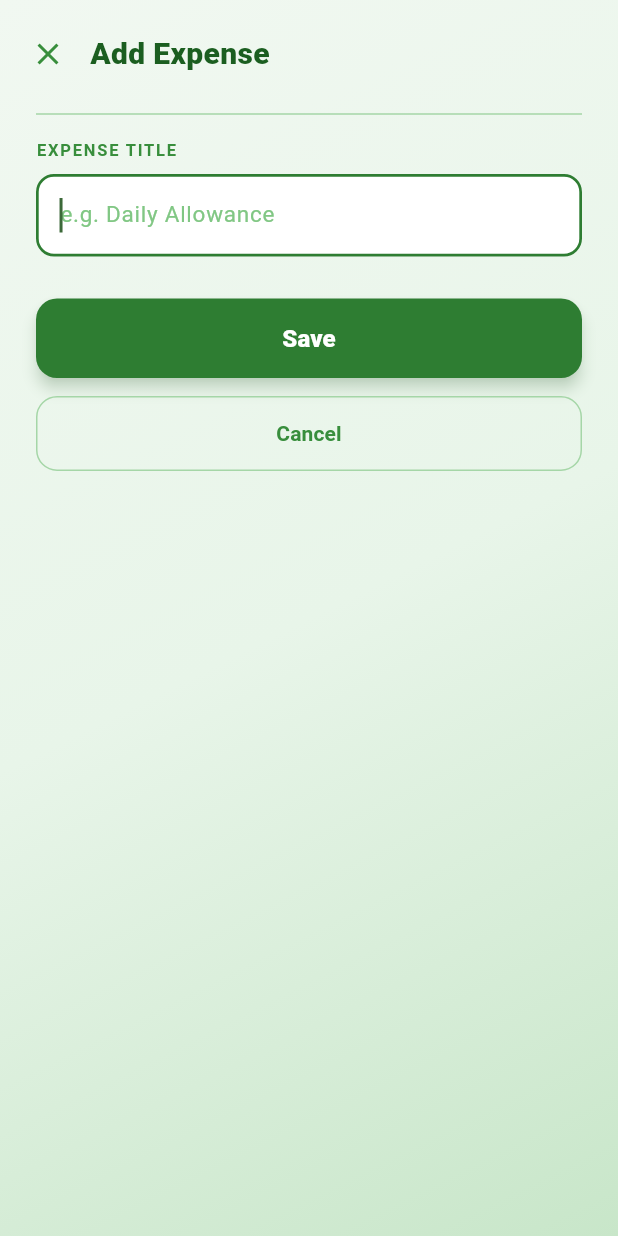
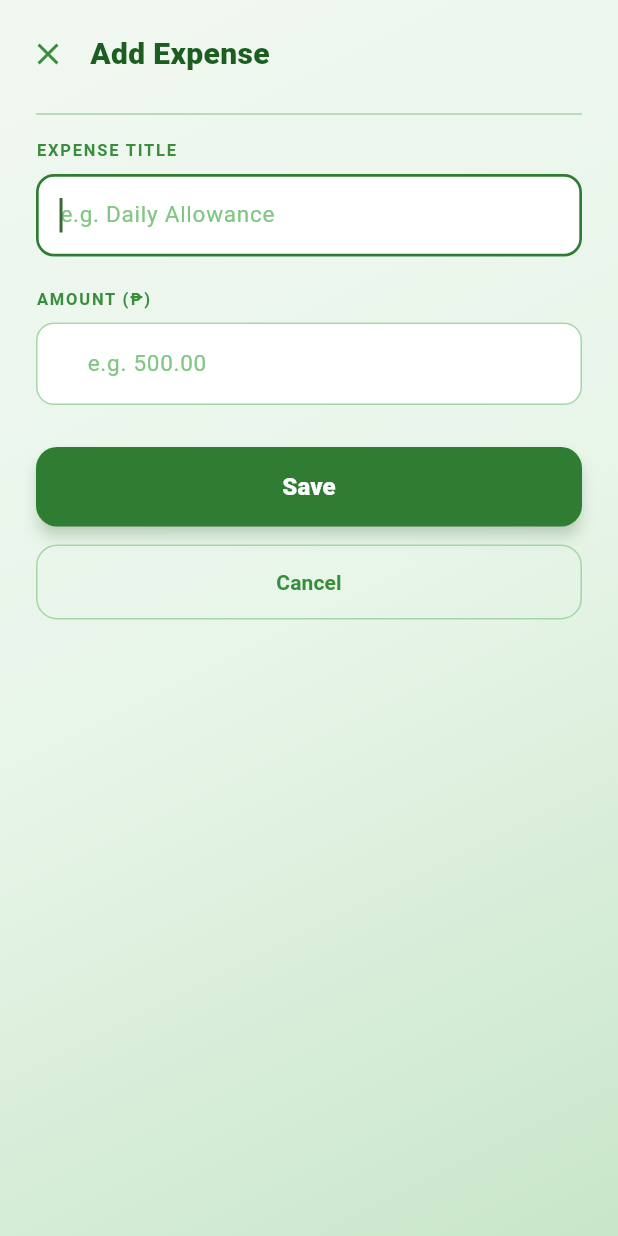
Before and after one commit to Shen-is-pretty/week4_NavTask_SALCEDO, a Flutter app: the screen it shows after launch, after a tap on the "add" icon, on a phone screen of 412 x 824 dp. Run offline on Flutter 3.47's test engine with Material 3 defaults, Android fonts, the phone set to English and light mode, and no system bars.

Commit message:
Second Commit

```diff
--- /dev/null
+++ b/lib/models/Expense.dart
@@ -0,0 +1,13 @@
+class Expense {
+  final String title;
+  final double amount;
+
+  Expense({required this.title, required this.amount});
+
+  Expense copyWith({String? title, double? amount}) {
+    return Expense(
+      title: title ?? this.title,
+      amount: amount ?? this.amount,
+    );
+  }
+}
--- a/lib/screens/add_expense_page.dart
+++ b/lib/screens/add_expense_page.dart
@@ -1,29 +1,75 @@
 import 'package:flutter/material.dart';
+import 'package:flutter_expensenav/models/expense.dart';
 
 class AddExpensePage extends StatefulWidget {
-  const AddExpensePage({super.key});
+  final Expense? existing; // null = Add mode, non-null = Edit mode
+
+  const AddExpensePage({super.key, this.existing});
 
   @override
   State<AddExpensePage> createState() => _AddExpensePageState();
 }
 
 class _AddExpensePageState extends State<AddExpensePage> {
-  final TextEditingController _titleController = TextEditingController();
-  String? _errorMessage;
+  late final TextEditingController _titleController;
+  late final TextEditingController _amountController;
+  String? _titleError;
+  String? _amountError;
+
+  bool get _isEditMode => widget.existing != null;
+
+  @override
+  void initState() {
+    super.initState();
+    _titleController = TextEditingController(text: widget.existing?.title ?? '');
+    _amountController = TextEditingController(
+      text: widget.existing != null
+          ? widget.existing!.amount.toStringAsFixed(2)
+          : '',
+    );
+  }
 
   @override
   void dispose() {
     _titleController.dispose();
+    _amountController.dispose();
     super.dispose();
   }
 
   void _save() {
     final title = _titleController.text.trim();
+    final amountText = _amountController.text.trim();
+
+    String? titleErr;
+    String? amountErr;
+
     if (title.isEmpty) {
-      setState(() => _errorMessage = 'Expense title cannot be empty.');
+      titleErr = 'Expense title cannot be empty.';
+    }
+
+    if (amountText.isEmpty) {
+      amountErr = 'Amount cannot be empty.';
+    } else {
+      final parsed = double.tryParse(amountText);
+      if (parsed == null) {
+        amountErr = 'Please enter a valid number.';
+      } else if (parsed <= 0) {
+        amountErr = 'Amount must be greater than 0.';
+      }
+    }
+
+    if (titleErr != null || amountErr != null) {
+      setState(() {
+        _titleError = titleErr;
+        _amountError = amountErr;
+      });
       return;
     }
-    Navigator.pop(context, title);
+
+    Navigator.pop(
+      context,
+      Expense(title: title, amount: double.parse(amountText)),
+    );
   }
 
   void _cancel() => Navigator.pop(context, null);
@@ -47,8 +93,7 @@ class _AddExpensePageState extends State<AddExpensePage> {
           child: Column(
             crossAxisAlignment: CrossAxisAlignment.start,
             children: [
-
-              // ── Header ──────────────────────────────────────
+              // Header
               Padding(
                 padding: const EdgeInsets.fromLTRB(8, 12, 24, 0),
                 child: Row(
@@ -58,9 +103,9 @@ class _AddExpensePageState extends State<AddExpensePage> {
                       onPressed: _cancel,
                     ),
                     const SizedBox(width: 4),
-                    const Text(
-                      'Add Expense',
-                      style: TextStyle(
+                    Text(
+                      _isEditMode ? 'Edit Expense' : 'Add Expense',
+                      style: const TextStyle(
                         color: Color(0xFF1b5e20),
                         fontSize: 20,
                         fontWeight: FontWeight.w800,
@@ -75,12 +120,13 @@ class _AddExpensePageState extends State<AddExpensePage> {
                 child: Divider(color: Color(0xFFa5d6a7), thickness: 1),
               ),
 
-              // ── Form ────────────────────────────────────────
+              // Form
               Padding(
                 padding: const EdgeInsets.symmetric(horizontal: 24),
                 child: Column(
                   crossAxisAlignment: CrossAxisAlignment.stretch,
                   children: [
+                    // Title field
                     const Text(
                       'EXPENSE TITLE',
                       style: TextStyle(
@@ -91,16 +137,15 @@ class _AddExpensePageState extends State<AddExpensePage> {
                       ),
                     ),
                     const SizedBox(height: 8),
-
                     TextField(
                       controller: _titleController,
-                      autofocus: true,
+                      autofocus: !_isEditMode,
                       textCapitalization: TextCapitalization.words,
                       style: const TextStyle(
                           color: Color(0xFF1b5e20), fontSize: 15),
                       onChanged: (_) {
-                        if (_errorMessage != null) {
-                          setState(() => _errorMessage = null);
+                        if (_titleError != null) {
+                          setState(() => _titleError = null);
                         }
                       },
                       decoration: InputDecoration(
@@ -108,6 +153,7 @@ class _AddExpensePageState extends State<AddExpensePage> {
                         hintStyle: const TextStyle(color: Color(0xFF81c784)),
                         filled: true,
                         fillColor: Colors.white,
+                        errorText: _titleError,
                         border: OutlineInputBorder(
                           borderRadius: BorderRadius.circular(12),
                           borderSide: const BorderSide(color: Color(0xFFa5d6a7)),
@@ -121,17 +167,75 @@ class _AddExpensePageState extends State<AddExpensePage> {
                           borderSide: const BorderSide(
                               color: Color(0xFF2e7d32), width: 1.8),
                         ),
+                        errorBorder: OutlineInputBorder(
+                          borderRadius: BorderRadius.circular(12),
+                          borderSide: const BorderSide(color: Color(0xFFe53935)),
+                        ),
+                        focusedErrorBorder: OutlineInputBorder(
+                          borderRadius: BorderRadius.circular(12),
+                          borderSide: const BorderSide(
+                              color: Color(0xFFe53935), width: 1.8),
+                        ),
                       ),
                     ),
 
-                    if (_errorMessage != null) ...[
-                      const SizedBox(height: 8),
-                      Text(
-                        '⚠  $_errorMessage',
-                        style: const TextStyle(
-                            color: Color(0xFFe53935), fontSize: 13),
+                    const SizedBox(height: 20),
+
+                    // Amount field
+                    const Text(
+                      'AMOUNT (₱)',
+                      style: TextStyle(
+                        color: Color(0xFF388e3c),
+                        fontSize: 11,
+                        fontWeight: FontWeight.w700,
+                        letterSpacing: 1.2,
                       ),
-                    ],
+                    ),
+                    const SizedBox(height: 8),
+                    TextField(
+                      controller: _amountController,
+                      keyboardType: const TextInputType.numberWithOptions(decimal: true),
+                      style: const TextStyle(
+                          color: Color(0xFF1b5e20), fontSize: 15),
+                      onChanged: (_) {
+                        if (_amountError != null) {
+                          setState(() => _amountError = null);
+                        }
+                      },
+                      decoration: InputDecoration(
+                        hintText: 'e.g. 500.00',
+                        hintStyle: const TextStyle(color: Color(0xFF81c784)),
+                        prefixText: '₱  ',
+                        prefixStyle: const TextStyle(
+                            color: Color(0xFF388e3c),
+                            fontWeight: FontWeight.w600),
+                        filled: true,
+                        fillColor: Colors.white,
+                        errorText: _amountError,
+                        border: OutlineInputBorder(
+                          borderRadius: BorderRadius.circular(12),
+                          borderSide: const BorderSide(color: Color(0xFFa5d6a7)),
+                        ),
+                        enabledBorder: OutlineInputBorder(
+                          borderRadius: BorderRadius.circular(12),
+                          borderSide: const BorderSide(color: Color(0xFFa5d6a7)),
+                        ),
+                        focusedBorder: OutlineInputBorder(
+                          borderRadius: BorderRadius.circular(12),
+                          borderSide: const BorderSide(
+                              color: Color(0xFF2e7d32), width: 1.8),
+                        ),
+                        errorBorder: OutlineInputBorder(
+                          borderRadius: BorderRadius.circular(12),
+                          borderSide: const BorderSide(color: Color(0xFFe53935)),
+                        ),
+                        focusedErrorBorder: OutlineInputBorder(
+                          borderRadius: BorderRadius.circular(12),
+                          borderSide: const BorderSide(
+                              color: Color(0xFFe53935), width: 1.8),
+                        ),
+                      ),
+                    ),
 
                     const SizedBox(height: 28),
 
@@ -149,9 +253,9 @@ class _AddExpensePageState extends State<AddExpensePage> {
                           borderRadius: BorderRadius.circular(14),
                         ),
                       ),
-                      child: const Text(
-                        'Save',
-                        style: TextStyle(
+                      child: Text(
+                        _isEditMode ? 'Save Changes' : 'Save',
+                        style: const TextStyle(
                             fontWeight: FontWeight.w800, fontSize: 16),
                       ),
                     ),
--- a/lib/screens/expenses_home_page.dart
+++ b/lib/screens/expenses_home_page.dart
@@ -1,4 +1,5 @@
 import 'package:flutter/material.dart';
+import 'package:flutter_expensenav/models/expense.dart';
 import 'package:flutter_expensenav/screens/add_expense_page.dart';
 
 class ExpensesHomePage extends StatefulWidget {
@@ -9,32 +10,60 @@ class ExpensesHomePage extends StatefulWidget {
 }
 
 class _ExpensesHomePageState extends State<ExpensesHomePage> {
-  final List<String> _expenses = [
-    'Shopping',
-    'Groceries',
-    '2nd Semester Tuition',
-    'Daily Allowance',
-    'Vacation Fund',
+  final List<Expense> _expenses = [
+    Expense(title: 'Shopping', amount: 850.00),
+    Expense(title: 'Groceries', amount: 1200.00),
+    Expense(title: '2nd Semester Tuition', amount: 45000.00),
+    Expense(title: 'Daily Allowance', amount: 150.00),
+    Expense(title: 'Vacation Fund', amount: 5000.00),
   ];
 
   Future<void> _goToAddExpense() async {
-    final String? title = await Navigator.push(
+    final Expense? result = await Navigator.push(
       context,
       MaterialPageRoute(builder: (context) => const AddExpensePage()),
     );
 
-    if (title != null && mounted) {
-      setState(() => _expenses.add(title));
+    if (result != null && mounted) {
+      setState(() => _expenses.add(result));
       ScaffoldMessenger.of(context).showSnackBar(
         SnackBar(
-          content: Text('Added: $title'),
+          content: Text('Added: ${result.title}'),
           backgroundColor: const Color(0xFF2e7d32),
           behavior: SnackBarBehavior.floating,
-          shape: RoundedRectangleBorder(
-              borderRadius: BorderRadius.circular(10)),
+          shape: RoundedRectangleBorder(borderRadius: BorderRadius.circular(10)),
         ),
       );
     }
+  }
+
+  Future<void> _goToEditExpense(int index) async {
+    final Expense? result = await Navigator.push(
+      context,
+      MaterialPageRoute(
+        builder: (context) => AddExpensePage(existing: _expenses[index]),
+      ),
+    );
+
+    if (result != null && mounted) {
+      setState(() => _expenses[index] = result);
+      ScaffoldMessenger.of(context).showSnackBar(
+        SnackBar(
+          content: Text('Updated: ${result.title}'),
+          backgroundColor: const Color(0xFF388e3c),
+          behavior: SnackBarBehavior.floating,
+          shape: RoundedRectangleBorder(borderRadius: BorderRadius.circular(10)),
+        ),
+      );
+    }
+  }
+
+  String _formatAmount(double amount) {
+    final formatted = amount.toStringAsFixed(2).replaceAllMapped(
+          RegExp(r'(\d{1,3})(?=(\d{3})+(?!\d))'),
+          (m) => '${m[1]},',
+        );
+    return '₱$formatted';
   }
 
   @override
@@ -56,8 +85,7 @@ class _ExpensesHomePageState extends State<ExpensesHomePage> {
           child: Column(
             crossAxisAlignment: CrossAxisAlignment.start,
             children: [
-
-              // ── Header ──────────────────────────────────────
+              // Header
               Padding(
                 padding: const EdgeInsets.fromLTRB(24, 28, 24, 0),
                 child: Column(
@@ -100,7 +128,7 @@ class _ExpensesHomePageState extends State<ExpensesHomePage> {
               ),
               const SizedBox(height: 8),
 
-              // ── Expense List ─────────────────────────────────
+              // Expense List
               Expanded(
                 child: _expenses.isEmpty
                     ? const Center(
@@ -114,13 +142,14 @@ class _ExpensesHomePageState extends State<ExpensesHomePage> {
                         ),
                       )
                     : ListView.separated(
-                        padding:
-                            const EdgeInsets.fromLTRB(16, 8, 16, 100),
+                        padding: const EdgeInsets.fromLTRB(16, 8, 16, 100),
                         itemCount: _expenses.length,
-                        separatorBuilder: (_, __) =>
-                            const SizedBox(height: 10),
+                        separatorBuilder: (_, __) => const SizedBox(height: 10),
                         itemBuilder: (context, index) {
-                          return Container(
+                          final expense = _expenses[index];
+                          return GestureDetector(
+                            onTap: () => _goToEditExpense(index),
+                            child: Container(
                               padding: const EdgeInsets.symmetric(
                                   horizontal: 16, vertical: 14),
                               decoration: BoxDecoration(
@@ -128,8 +157,7 @@ class _ExpensesHomePageState extends State<ExpensesHomePage> {
                                 borderRadius: BorderRadius.circular(14),
                                 boxShadow: [
                                   BoxShadow(
-                                  color: const Color(0xFF81c784)
-                                      .withOpacity(0.2),
+                                    color: const Color(0xFF81c784).withOpacity(0.2),
                                     blurRadius: 8,
                                     offset: const Offset(0, 2),
                                   ),
@@ -142,30 +170,41 @@ class _ExpensesHomePageState extends State<ExpensesHomePage> {
                                     height: 38,
                                     decoration: BoxDecoration(
                                       color: const Color(0xFFe8f5e9),
-                                    borderRadius:
-                                        BorderRadius.circular(10),
+                                      borderRadius: BorderRadius.circular(10),
                                     ),
                                     child: const Center(
-                                    child: Text('💸',
-                                        style:
-                                            TextStyle(fontSize: 18)),
+                                      child: Text('💸', style: TextStyle(fontSize: 18)),
                                     ),
                                   ),
                                   const SizedBox(width: 14),
                                   Expanded(
-                                  child: Text(
-                                    _expenses[index],
+                                    child: Column(
+                                      crossAxisAlignment: CrossAxisAlignment.start,
+                                      children: [
+                                        Text(
+                                          expense.title,
                                           style: const TextStyle(
                                             color: Color(0xFF1b5e20),
                                             fontSize: 15,
                                             fontWeight: FontWeight.w600,
                                           ),
                                         ),
+                                        const SizedBox(height: 2),
+                                        Text(
+                                          _formatAmount(expense.amount),
+                                          style: const TextStyle(
+                                            color: Color(0xFF43a047),
+                                            fontSize: 13,
+                                            fontWeight: FontWeight.w500,
+                                          ),
+                                        ),
+                                      ],
+                                    ),
                                   ),
                                   const Icon(Icons.chevron_right,
-                                    color: Color(0xFFa5d6a7),
-                                    size: 20),
+                                      color: Color(0xFFa5d6a7), size: 20),
                                 ],
+                              ),
                             ),
                           );
                         },
```
Lines whose indentation alone changed are shown as unchanged.
